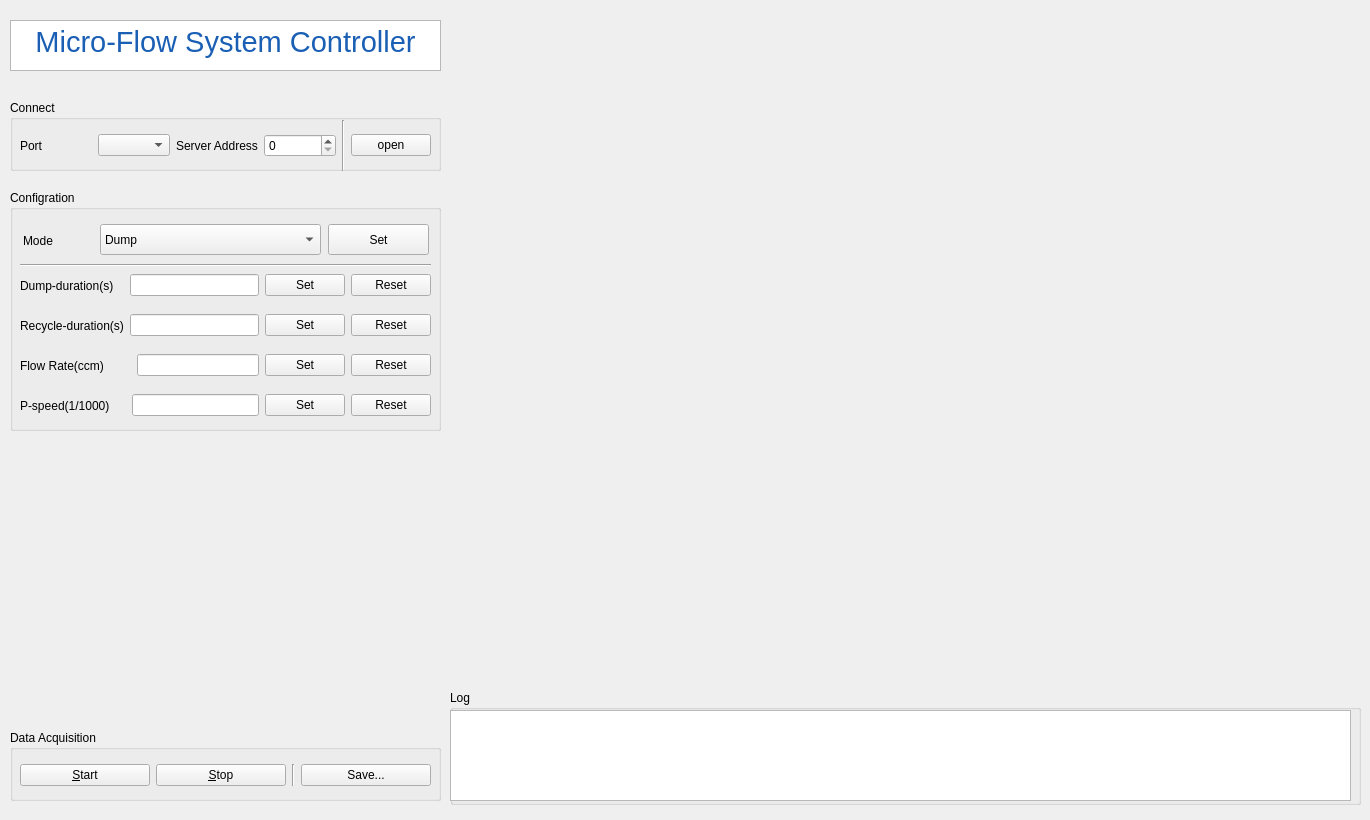
Qt form ui/monitor.ui (WangYing1871/GasFlow_Qt5) before a commit.
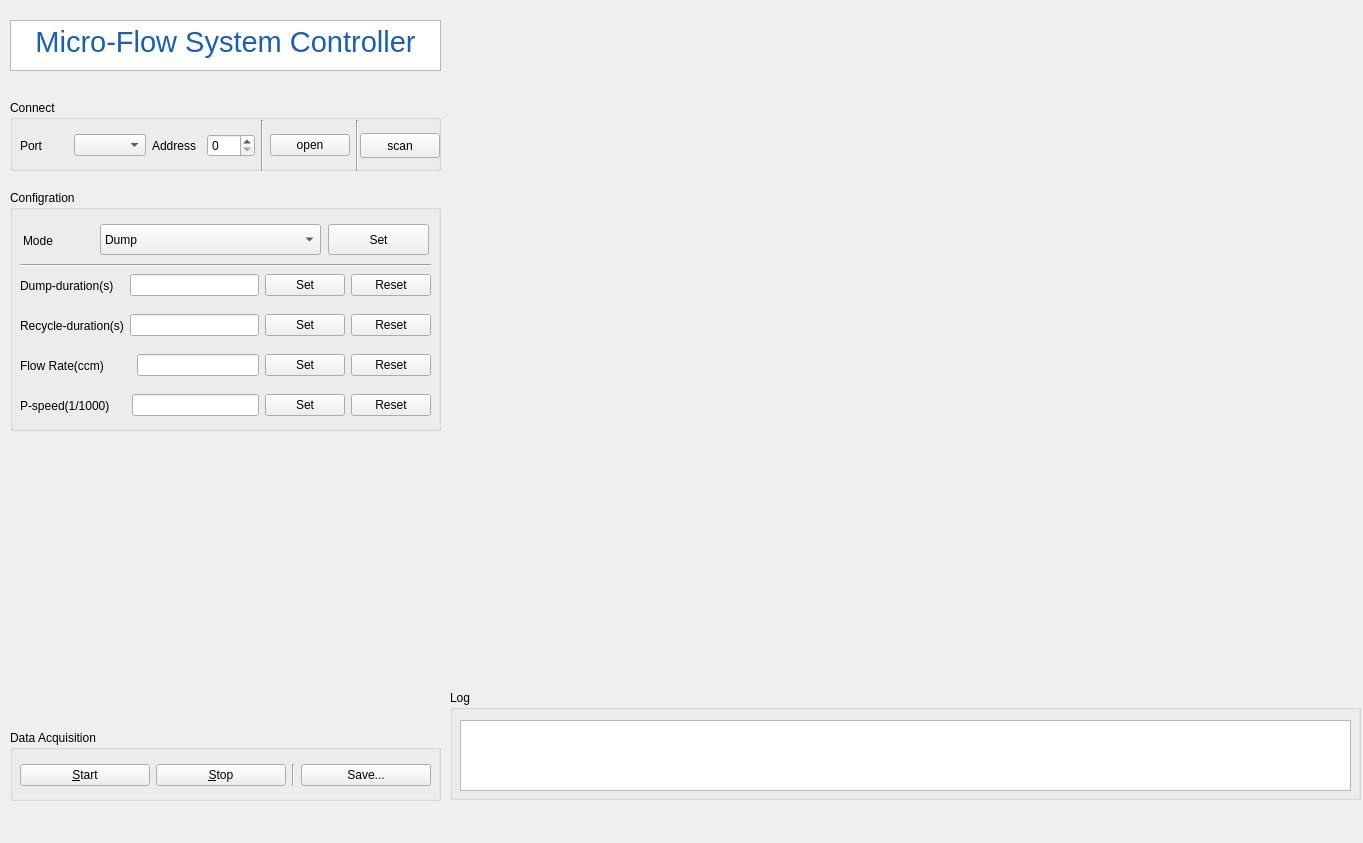
The same form after that commit.

The edit to the form file:
```diff
--- a/ui/monitor.ui
+++ b/ui/monitor.ui
@@ -6,8 +6,8 @@
    <rect>
     <x>0</x>
     <y>0</y>
-    <width>1370</width>
-    <height>820</height>
+    <width>1363</width>
+    <height>843</height>
    </rect>
   </property>
   <property name="windowTitle">
@@ -19,7 +19,7 @@
      <x>10</x>
      <y>440</y>
      <width>431</width>
-     <height>285</height>
+     <height>281</height>
     </rect>
    </property>
   </widget>
@@ -304,7 +304,7 @@
      <rect>
       <x>10</x>
       <y>20</y>
-      <width>411</width>
+      <width>339</width>
       <height>51</height>
      </rect>
     </property>
@@ -322,7 +322,7 @@
      <item>
       <widget class="QLabel" name="label_5">
        <property name="text">
-        <string>Server Address</string>
+        <string>Address</string>
        </property>
       </widget>
      </item>
@@ -343,8 +343,28 @@
        </property>
       </widget>
      </item>
+     <item>
+      <widget class="Line" name="line_4">
+       <property name="orientation">
+        <enum>Qt::Orientation::Vertical</enum>
+       </property>
+      </widget>
+     </item>
     </layout>
    </widget>
+   <widget class="QPushButton" name="pushButton_14">
+    <property name="geometry">
+     <rect>
+      <x>350</x>
+      <y>33</y>
+      <width>80</width>
+      <height>25</height>
+     </rect>
+    </property>
+    <property name="text">
+     <string>scan</string>
+    </property>
+   </widget>
   </widget>
   <widget class="QGroupBox" name="groupBox_4">
    <property name="geometry">
@@ -352,7 +372,7 @@
      <x>450</x>
      <y>690</y>
      <width>911</width>
-     <height>115</height>
+     <height>110</height>
     </rect>
    </property>
    <property name="title">
@@ -361,10 +381,10 @@
    <widget class="QTextBrowser" name="textBrowser_3">
     <property name="geometry">
      <rect>
-      <x>0</x>
-      <y>20</y>
-      <width>901</width>
-      <height>91</height>
+      <x>10</x>
+      <y>30</y>
+      <width>891</width>
+      <height>71</height>
      </rect>
     </property>
    </widget>
@@ -422,6 +442,16 @@
     </layout>
    </widget>
   </widget>
+  <widget class="QWidget" name="widget_4" native="true">
+   <property name="geometry">
+    <rect>
+     <x>110</x>
+     <y>810</y>
+     <width>981</width>
+     <height>31</height>
+    </rect>
+   </property>
+  </widget>
  </widget>
  <resources/>
  <connections/>
```
Left out of the diff: 25 changed lines with no effect on the pictures.
